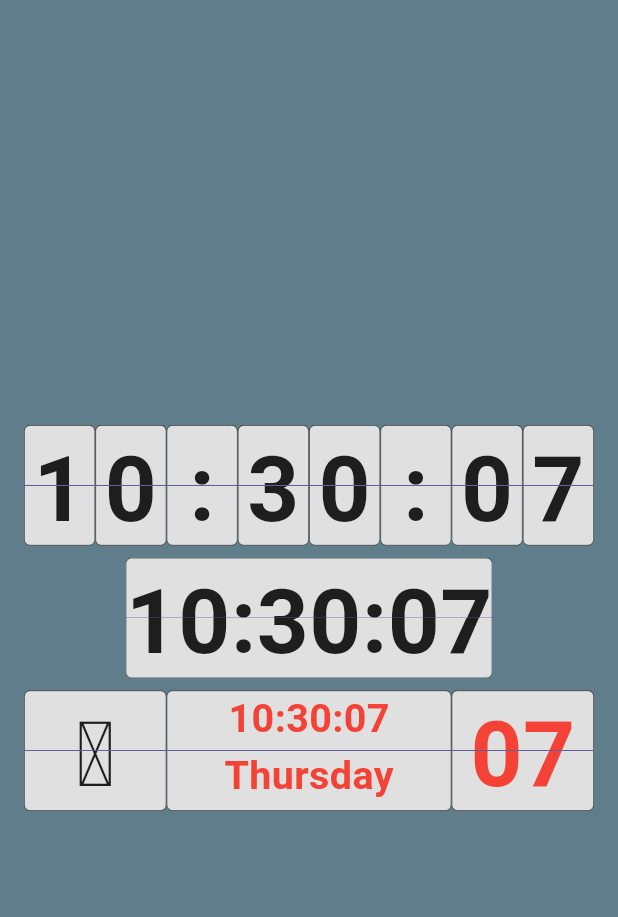
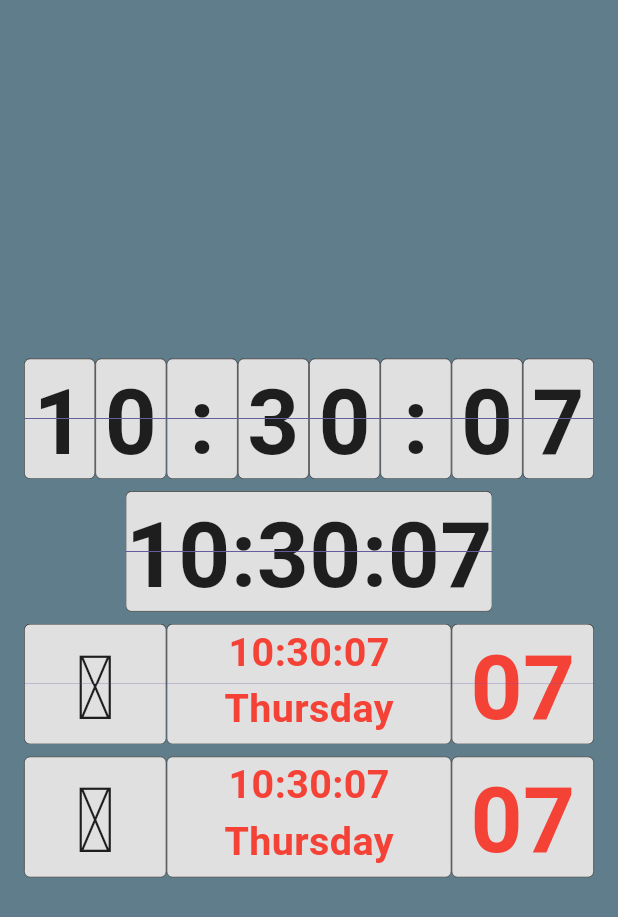
Before and after one commit to PeterOmbodi/flutter_flip_flap, a Flutter app: the screen it shows after launch, on a phone screen of 412 x 824 dp. Shown: the top 917 px of the screen. Run offline on Flutter 3.47's test engine with Material 3 defaults, Android fonts, the phone set to English and light mode, and no system bars.

Commit message:
refactor text and widget units - extract common logic (v2)

```diff
--- a/example/lib/main.dart
+++ b/example/lib/main.dart
@@ -95,11 +95,11 @@ class _FlipFlapClockState extends State<FlipFlapClock> {
           FlipFlapDisplay(
             textStyle: textStyle,
             items: [
-              FlipFlapWidgetItem(
+              FlipFlapWidgetItem.flap(
                 child: Center(child: Text(randomEm, style: textStyle)),
                 constraints: widgetConstraints,
               ),
-              FlipFlapWidgetItem(
+              FlipFlapWidgetItem.flap(
                 child: Column(
                   children: [
                     Text(
@@ -120,13 +120,63 @@ class _FlipFlapClockState extends State<FlipFlapClock> {
                 ),
                 constraints: unitConstraints.copyWith(minWidth: unitConstraints.minWidth * 4),
               ),
-              FlipFlapWidgetItem(
+              FlipFlapWidgetItem.flap(
                 child: Center(
                   child: Text(
                     secondsText,
                     style: textStyle.copyWith(color: isOdd ? Colors.red : Colors.orangeAccent, fontSize: fontSize),
                   ),
                 ),
+                constraints: widgetConstraints,
+              ),
+            ],
+            unitConstraints: unitConstraints,
+          ),
+          FlipFlapDisplay(
+            textStyle: textStyle,
+            items: [
+              FlipFlapWidgetItem.flip(
+                child: Center(child: Text(randomEm, style: textStyle)),
+                constraints: widgetConstraints,
+                flipAxis: Axis.horizontal,
+                duration: const Duration(milliseconds: 400),
+                durationJitterMs: 100,
+              ),
+              FlipFlapWidgetItem.flip(
+                child: Column(
+                  children: [
+                    Text(
+                      isOdd ? formattedTime : date,
+                      style: textStyle.copyWith(
+                        color: isOdd ? Colors.red : Colors.orangeAccent,
+                        fontSize: fontSize / 2.3,
+                      ),
+                    ),
+                    Text(
+                      isOdd ? dayName : year,
+                      style: textStyle.copyWith(
+                        color: isOdd ? Colors.red : Colors.orangeAccent,
+                        fontSize: fontSize / 2.3,
+                      ),
+                    ),
+                  ],
+                ),
+                flipAxis: Axis.vertical,
+                flipDirection: FlipDirection.backward,
+                duration: const Duration(milliseconds: 400),
+                constraints: unitConstraints.copyWith(minWidth: unitConstraints.minWidth * 4),
+              ),
+              FlipFlapWidgetItem.flip(
+                child: Center(
+                  child: Text(
+                    secondsText,
+                    style: textStyle.copyWith(color: isOdd ? Colors.red : Colors.orangeAccent, fontSize: fontSize),
+                  ),
+                ),
+                flipAxis: Axis.horizontal,
+                duration: const Duration(milliseconds: 300),
+                durationJitterMs: 200,
+                flipDirection: FlipDirection.backward,
                 constraints: widgetConstraints,
               ),
             ],
--- a/lib/models/flip_flap_item.dart
+++ b/lib/models/flip_flap_item.dart
@@ -1,5 +1,7 @@
 import 'package:flutter/material.dart';
 
+enum ItemType { flap, flip}
+enum FlipDirection { forward, backward }
 enum UnitType { character, number, special, mixed, text, widget }
 
 extension UnitTypeX on UnitType {
@@ -18,20 +20,123 @@ extension UnitTypeX on UnitType {
 }
 
 sealed class FlipFlapItem {
-  const FlipFlapItem();
+  const FlipFlapItem({
+    this.duration,
+    this.durationJitterMs,
+    this.type = ItemType.flap,
+    this.flipAxis,
+    this.flipDirection,
+  });
+
+  final ItemType type;
+  final Duration? duration;
+  final int? durationJitterMs;
+  final Axis? flipAxis;
+  final FlipDirection? flipDirection;
 }
 
 class FlipFlapTextItem extends FlipFlapItem {
-  const FlipFlapTextItem(this.text, {this.type = UnitType.mixed, this.values, this.cardsInPack = 2});
+  const FlipFlapTextItem._(
+    this.text, {
+    this.unitType = UnitType.mixed,
+    this.values,
+    this.cardsInPack = 2,
+    required super.type,
+    super.flipAxis,
+    super.flipDirection,
+    super.duration,
+    super.durationJitterMs,
+  });
+
+  factory FlipFlapTextItem.flap(
+    final String text, {
+    final UnitType unitType = UnitType.mixed,
+    final List<String>? values,
+    final int cardsInPack = 2,
+    final Duration? duration,
+    final int? durationJitterMs,
+  }) => FlipFlapTextItem._(
+    text,
+    unitType: unitType,
+    values: values,
+    cardsInPack: cardsInPack,
+    type: ItemType.flap,
+    duration: duration,
+    durationJitterMs: durationJitterMs,
+  );
+
+  factory FlipFlapTextItem.flip(
+    final String text, {
+    final UnitType unitType = UnitType.mixed,
+    final List<String>? values,
+    final int cardsInPack = 2,
+    required final Axis flipAxis,
+    final FlipDirection flipDirection = FlipDirection.forward,
+    final Duration? duration,
+    final int? durationJitterMs,
+  }) => FlipFlapTextItem._(
+    text,
+    unitType: unitType,
+    values: values,
+    cardsInPack: cardsInPack,
+    type: ItemType.flip,
+    flipAxis: flipAxis,
+    flipDirection: flipDirection,
+    duration: duration,
+    durationJitterMs: durationJitterMs,
+  );
 
   final String text;
-  final UnitType type;
+  final UnitType unitType;
   final List<String>? values;
   final int cardsInPack;
 }
 
 class FlipFlapWidgetItem extends FlipFlapItem {
-  const FlipFlapWidgetItem({this.key, required this.child, this.constraints});
+  const FlipFlapWidgetItem._({
+    this.key,
+    required this.child,
+    this.constraints,
+    required super.type,
+    super.flipAxis,
+    super.flipDirection,
+    super.duration,
+    super.durationJitterMs,
+  });
+
+  factory FlipFlapWidgetItem.flap({
+    final Key? key,
+    required final Widget child,
+    final BoxConstraints? constraints,
+    final Duration? duration,
+    final int? durationJitterMs,
+  }) => FlipFlapWidgetItem._(
+    key: key,
+    child: child,
+    constraints: constraints,
+    type: ItemType.flap,
+    duration: duration,
+    durationJitterMs: durationJitterMs,
+  );
+
+  factory FlipFlapWidgetItem.flip({
+    final Key? key,
+    required final Widget child,
+    final BoxConstraints? constraints,
+    required final Axis flipAxis,
+    final FlipDirection flipDirection = FlipDirection.forward,
+    final Duration? duration,
+    final int? durationJitterMs,
+  }) => FlipFlapWidgetItem._(
+    key: key,
+    child: child,
+    constraints: constraints,
+    type: ItemType.flip,
+    flipAxis: flipAxis,
+    flipDirection: flipDirection,
+    duration: duration,
+    durationJitterMs: durationJitterMs,
+  );
 
   final Key? key;
   final Widget child;
--- a/lib/widgets/flap/flip_flap_display.dart
+++ b/lib/widgets/flap/flip_flap_display.dart
@@ -3,12 +3,17 @@ import 'package:flutter_flip_flap/models/flip_flap_item.dart';
 import 'package:flutter_flip_flap/split_flap_theme.dart';
 import 'package:flutter_flip_flap/widgets/flap/flap_text_unit.dart';
 import 'package:flutter_flip_flap/widgets/flap/flap_widget_unit.dart';
+import 'package:flutter_flip_flap/widgets/flip/flip_widget_unit.dart';
 
 class FlipFlapDisplay extends StatelessWidget {
   const FlipFlapDisplay({
     super.key,
     required this.items,
     required this.unitConstraints,
+    this.useShortestWay = true,
+    this.mainAxisAlignment = MainAxisAlignment.center,
+    this.unitDuration,
+    this.unitDurationJitterMs,
     this.textStyle,
     this.displayDecoration,
     this.unitDecoration,
@@ -23,20 +28,32 @@ class FlipFlapDisplay extends StatelessWidget {
     final Decoration? unitDecoration,
     final UnitType unitType = UnitType.mixed,
     final int cardsInPack = 2,
-  }) {
-    final chars = unitType == UnitType.text ? <String>[text] : text.characters.toList();
-    final items = chars.map((final e) => FlipFlapTextItem(e, type: unitType, cardsInPack: cardsInPack)).toList();
-    return FlipFlapDisplay(
+    final bool useShortestWay = true,
+    final Duration? unitDuration,
+    final int? unitDurationJitterMs,
+  }) => FlipFlapDisplay(
     key: key,
-      items: items,
+    items: _itemsFromText(
+      text: text,
+      unitType: unitType,
+      cardsInPack: cardsInPack,
+      duration: unitDuration,
+      durationJitterMs: unitDurationJitterMs,
+    ),
     unitConstraints: unitConstraints,
     textStyle: textStyle,
     displayDecoration: displayDecoration,
     unitDecoration: unitDecoration,
+    useShortestWay: useShortestWay,
+    unitDuration: unitDuration,
+    unitDurationJitterMs: unitDurationJitterMs,
   );
-  }
 
   final List<FlipFlapItem> items;
+  final bool useShortestWay;
+  final MainAxisAlignment mainAxisAlignment;
+  final Duration? unitDuration;
+  final int? unitDurationJitterMs;
   final TextStyle? textStyle;
   final Decoration? displayDecoration;
   final Decoration? unitDecoration;
@@ -47,33 +64,87 @@ class FlipFlapDisplay extends StatelessWidget {
     final theme = FlipFlapTheme.of(context);
     return DecoratedBox(
       decoration: displayDecoration ?? theme.displayDecoration,
-      child: Center(
       child: Row(
-          mainAxisAlignment: MainAxisAlignment.center,
-          children: [
-            for (int i = 0; i < items.length; i++)
-              switch (items[i]) {
-                FlipFlapTextItem(:final text, :final type, :final values, :final cardsInPack) => FlapTextUnit(
-                  key: Key('ff-text-$i-$key'),
+        mainAxisAlignment: mainAxisAlignment,
+        children: [for (int i = 0; i < items.length; i++) _buildUnit(items[i], theme, i)],
+      ),
+    );
+  }
+
+  Widget _buildUnit(final FlipFlapItem item, final FlipFlapTheme theme, final int index) => switch (item) {
+    FlipFlapTextItem(:final text, :final unitType, :final values, :final cardsInPack, :final type) => switch (type) {
+      ItemType.flap => FlapTextUnit(
+        key: Key('ff-text-$index-$key'),
         text: text,
         values: values,
-                  displayType: type,
+        displayType: unitType,
         cardsInPack: cardsInPack,
+        duration: _resolveDuration(item.duration),
+        durationJitterMs: _resolveJitter(item.durationJitterMs),
         unitConstraints: unitConstraints,
         textStyle: textStyle ?? theme.textStyle,
         unitDecoration: unitDecoration ?? theme.unitDecoration,
-                  useShortestWay: false,
+        useShortestWay: useShortestWay,
       ),
-                FlipFlapWidgetItem(:final key, :final child, :final constraints) => FlapWidgetUnit(
+      ItemType.flip => FlapTextUnit(
+        key: Key('ff-text-$index-$key'),
+        text: text,
+        values: values,
+        displayType: unitType,
+        cardsInPack: cardsInPack,
+        duration: _resolveDuration(item.duration),
+        durationJitterMs: _resolveJitter(item.durationJitterMs),
+        unitConstraints: unitConstraints,
+        textStyle: textStyle ?? theme.textStyle,
+        unitDecoration: unitDecoration ?? theme.unitDecoration,
+        useShortestWay: useShortestWay,
+      ),
+    },
+    FlipFlapWidgetItem(:final key, :final child, :final constraints, :final type) => switch (type) {
+      ItemType.flap => FlapWidgetUnit(
         key: key ?? child.key,
         unitConstraints: constraints ?? unitConstraints,
         unitDecoration: unitDecoration ?? theme.unitDecoration,
+        duration: _resolveDuration(item.duration),
+        durationJitterMs: _resolveJitter(item.durationJitterMs),
+        child: child,
+      ),
+      ItemType.flip => FlipWidgetUnit(
+        key: key ?? child.key,
+        unitConstraints: constraints ?? unitConstraints,
+        unitDecoration: unitDecoration ?? theme.unitDecoration,
+        duration: _resolveDuration(item.duration),
+        durationJitterMs: _resolveJitter(item.durationJitterMs),
+        flipAxis: item.flipAxis ?? Axis.horizontal,
+        flipDirection: item.flipDirection ?? FlipDirection.forward,
         child: child,
       ),
     },
-          ],
+  };
+
+  static List<FlipFlapItem> _itemsFromText({
+    required final String text,
+    required final UnitType unitType,
+    required final int cardsInPack,
+    required final Duration? duration,
+    required final int? durationJitterMs,
+  }) {
+    final chars = unitType == UnitType.text ? <String>[text] : text.characters.toList();
+    return chars
+        .map(
+          (final e) => FlipFlapTextItem.flap(
+            e,
+            unitType: unitType,
+            cardsInPack: cardsInPack,
+            duration: duration,
+            durationJitterMs: durationJitterMs,
           ),
-      ),
-    );
+        )
+        .toList();
   }
+
+  Duration _resolveDuration(final Duration? itemDuration) =>
+      itemDuration ?? unitDuration ?? const Duration(milliseconds: 200);
+
+  int _resolveJitter(final int? itemJitter) => itemJitter ?? unitDurationJitterMs ?? 50;
 }
--- /dev/null
+++ b/lib/widgets/flip/flip_widget_unit.dart
@@ -0,0 +1,140 @@
+import 'dart:math';
+
+import 'package:flutter/material.dart';
+import 'package:flutter_flip_flap/models/flip_flap_item.dart';
+import 'package:flutter_flip_flap/widgets/core/jitter_duration_mixin.dart';
+
+class FlipWidgetUnit extends StatefulWidget {
+  const FlipWidgetUnit({
+    super.key,
+    required this.unitConstraints,
+    required this.child,
+    required this.flipAxis,
+    this.flipDirection = FlipDirection.forward,
+    this.unitDecoration,
+    this.duration,
+    this.durationJitterMs = 50,
+  });
+
+  final BoxConstraints unitConstraints;
+  final Decoration? unitDecoration;
+  final Widget child;
+  final Axis flipAxis;
+  final FlipDirection flipDirection;
+  final Duration? duration;
+  final int durationJitterMs;
+
+  @override
+  State<FlipWidgetUnit> createState() => _FlipWidgetUnitState();
+}
+
+class _FlipWidgetUnitState extends State<FlipWidgetUnit> with TickerProviderStateMixin, JitterDurationMixin {
+  late AnimationController _controller;
+  late Animation<double> _animation;
+
+  late Widget _currentChild;
+  late Widget _nextChild;
+
+  @override
+  void initState() {
+    super.initState();
+    _currentChild = widget.child;
+    _nextChild = widget.child;
+    _controller = AnimationController(vsync: this, duration: _effectiveDuration)
+      ..addStatusListener(_handleStatus)
+      ..addListener(() => setState(() {}));
+    _animation = CurvedAnimation(parent: _controller, curve: Curves.easeInOut);
+  }
+
+  @override
+  void didUpdateWidget(covariant final FlipWidgetUnit oldWidget) {
+    super.didUpdateWidget(oldWidget);
+    if (!identical(oldWidget.child, widget.child)) {
+      _nextChild = widget.child;
+      if (!_controller.isAnimating) {
+        _controller.duration = _effectiveDuration;
+        _controller.forward(from: 0);
+      }
+    }
+  }
+
+  @override
+  void dispose() {
+    _controller.dispose();
+    super.dispose();
+  }
+
+  @override
+  Widget build(final BuildContext context) {
+    final angle = _animation.value * pi * _directionSign;
+    final showFront = _animation.value <= 0.5;
+
+    final front = _UnitFace(
+      constraints: widget.unitConstraints,
+      decoration: widget.unitDecoration,
+      rotation: _rotationMatrix(angle),
+      visible: showFront,
+      child: _currentChild,
+    );
+
+    final back = _UnitFace(
+      constraints: widget.unitConstraints,
+      decoration: widget.unitDecoration,
+      rotation: _rotationMatrix(angle + pi),
+      visible: !showFront,
+      child: _nextChild,
+    );
+
+    return Stack(alignment: Alignment.center, children: [back, front]);
+  }
+
+  Matrix4 _rotationMatrix(final double angle) => widget.flipAxis == Axis.horizontal
+      ? (Matrix4.identity()..setEntry(3, 2, 0.002)..rotateY(angle))
+      : (Matrix4.identity()..setEntry(3, 2, 0.002)..rotateX(angle));
+
+  void _handleStatus(final AnimationStatus status) {
+    if (status == AnimationStatus.completed) {
+      _currentChild = _nextChild;
+      _controller.reset();
+    }
+  }
+
+  Duration get _effectiveDuration => effectiveDuration(
+    base: widget.duration ?? const Duration(milliseconds: 200),
+    jitterMs: widget.durationJitterMs,
+  );
+
+  double get _directionSign => widget.flipDirection == FlipDirection.backward ? -1.0 : 1.0;
+}
+
+class _UnitFace extends StatelessWidget {
+  const _UnitFace({
+    required this.constraints,
+    required this.child,
+    required this.rotation,
+    required this.visible,
+    this.decoration,
+  });
+
+  final BoxConstraints constraints;
+  final Decoration? decoration;
+  final Widget child;
+  final Matrix4 rotation;
+  final bool visible;
+
+  @override
+  Widget build(final BuildContext context) => Visibility(
+    visible: visible,
+    child: Transform(
+      alignment: Alignment.center,
+      transform: rotation,
+      child: ConstrainedBox(
+        constraints: constraints,
+        child: DecoratedBox(
+          decoration: decoration ?? const BoxDecoration(),
+          child: child,
+        ),
+      ),
+    ),
+  );
+}
--- a/pubspec.yaml
+++ b/pubspec.yaml
@@ -2,7 +2,7 @@ name: flutter_flip_flap
 description: >
   A customizable split-flap and flip-style display widget for Flutter —
   supports both mechanical "flap" and 3D "flip" animations.
-version: 0.2.1
+version: 0.3.0
 repository: https://github.com/PeterOmbodi/flutter_flip_flap
 homepage: https://pub.dev/packages/flutter_flip_flap
 issue_tracker: https://github.com/PeterOmbodi/flutter_flip_flap/issues
```
Also changed, not shown: 2 other files. Lines whose indentation alone changed are shown as unchanged.
